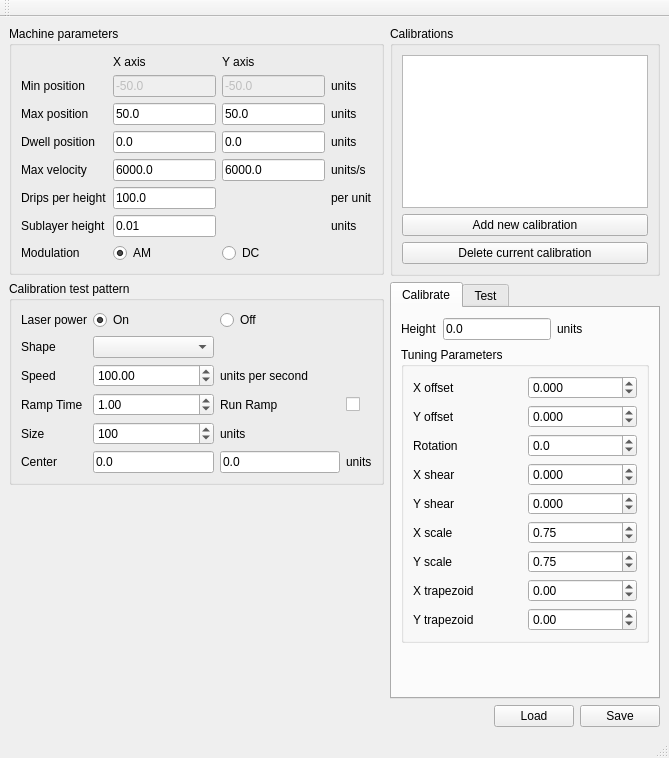
PeachyPrinter/peachytoolchain, file src/calibrate/ui_mainwindow.ui: the form before one commit.
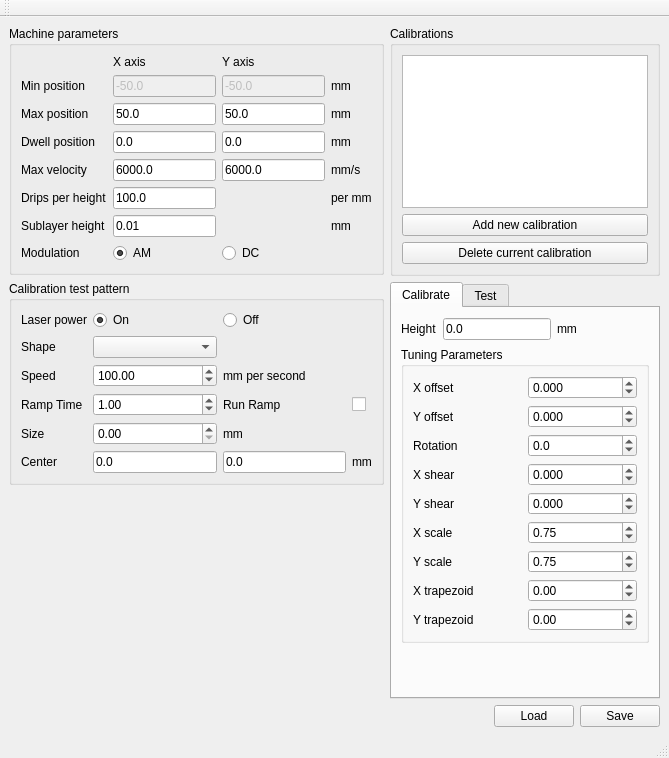
The form after the commit.

Commit message: Make units mm, Hid more fields in the calibration screen

The edit to the form file:
```diff
--- a/src/calibrate/ui_mainwindow.ui
+++ b/src/calibrate/ui_mainwindow.ui
@@ -56,7 +56,7 @@
            <item row="6" column="3">
             <widget class="QLabel" name="label_28">
              <property name="text">
-              <string>units</string>
+              <string>mm</string>
              </property>
             </widget>
            </item>
@@ -70,7 +70,7 @@
            <item row="3" column="3">
             <widget class="QLabel" name="dwell_unit_label">
              <property name="text">
-              <string>units</string>
+              <string>mm</string>
              </property>
             </widget>
            </item>
@@ -84,7 +84,7 @@
            <item row="5" column="3">
             <widget class="QLabel" name="label_29">
              <property name="text">
-              <string>per unit</string>
+              <string>per mm</string>
              </property>
             </widget>
            </item>
@@ -98,7 +98,7 @@
            <item row="1" column="3">
             <widget class="QLabel" name="label_32">
              <property name="text">
-              <string>units</string>
+              <string>mm</string>
              </property>
             </widget>
            </item>
@@ -146,14 +146,14 @@
            <item row="2" column="3">
             <widget class="QLabel" name="label_33">
              <property name="text">
-              <string>units</string>
+              <string>mm</string>
              </property>
             </widget>
            </item>
            <item row="4" column="3">
             <widget class="QLabel" name="label_34">
              <property name="text">
-              <string>units/s</string>
+              <string>mm/s</string>
              </property>
             </widget>
            </item>
@@ -326,34 +326,21 @@
            <item row="6" column="3">
             <widget class="QLabel" name="label_38">
              <property name="text">
-              <string>units</string>
+              <string>mm</string>
              </property>
             </widget>
            </item>
            <item row="3" column="2">
             <widget class="QLabel" name="label_23">
              <property name="text">
-              <string>units per second</string>
+              <string>mm per second</string>
              </property>
             </widget>
            </item>
            <item row="5" column="2">
             <widget class="QLabel" name="label_22">
              <property name="text">
-              <string>units</string>
-             </property>
-            </widget>
-           </item>
-           <item row="5" column="1">
-            <widget class="QSpinBox" name="size_edit">
-             <property name="minimum">
-              <number>1</number>
-             </property>
-             <property name="maximum">
-              <number>99999</number>
-             </property>
-             <property name="value">
-              <number>100</number>
+              <string>mm</string>
              </property>
             </widget>
            </item>
@@ -397,6 +384,16 @@
              </property>
             </widget>
            </item>
+           <item row="5" column="1">
+            <widget class="QDoubleSpinBox" name="size_edit">
+             <property name="minimum">
+              <double>0.000000000000000</double>
+             </property>
+             <property name="maximum">
+              <double>10000.000000000000000</double>
+             </property>
+            </widget>
+           </item>
           </layout>
           <zorder>ramp_speed_time</zorder>
           <zorder>ramp_speed_label</zorder>
@@ -495,7 +492,7 @@
               <item>
                <widget class="QLabel" name="label_13">
                 <property name="text">
-                 <string>units</string>
+                 <string>mm</string>
                 </property>
                </widget>
               </item>
```
Left out of the diff: 22 changed lines with no effect on the pictures. The commit also changes 1 other file.
